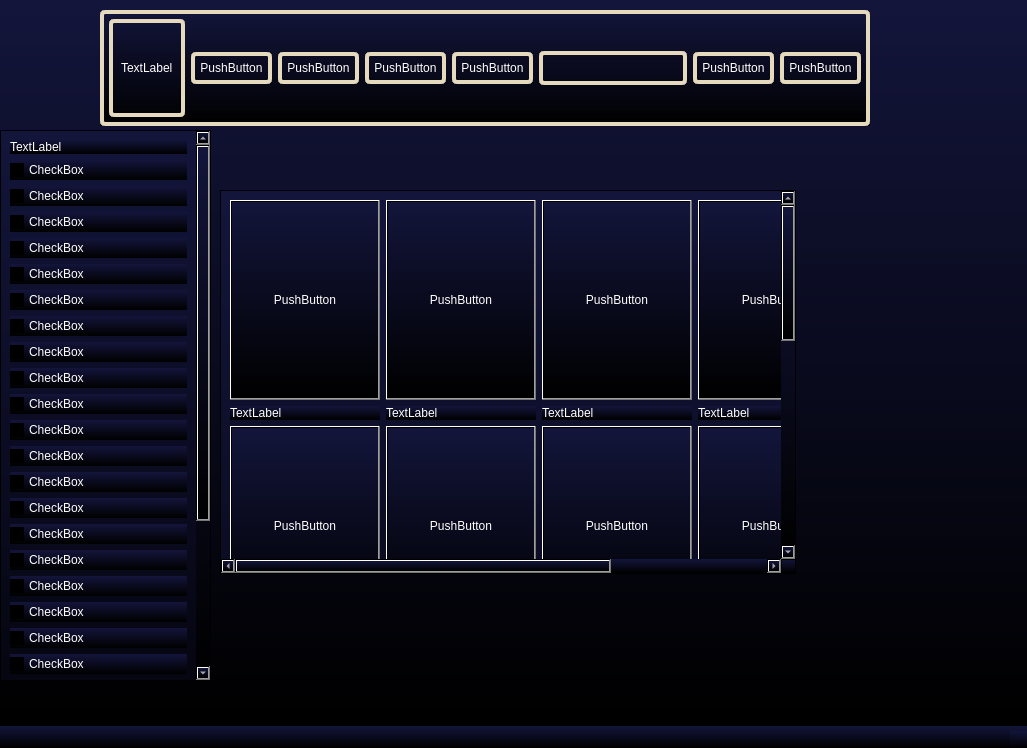
This is src/qt/searchfilm.ui in Dushnilas/recsys_project as Qt 5 draws it before an edit. The edited form follows.
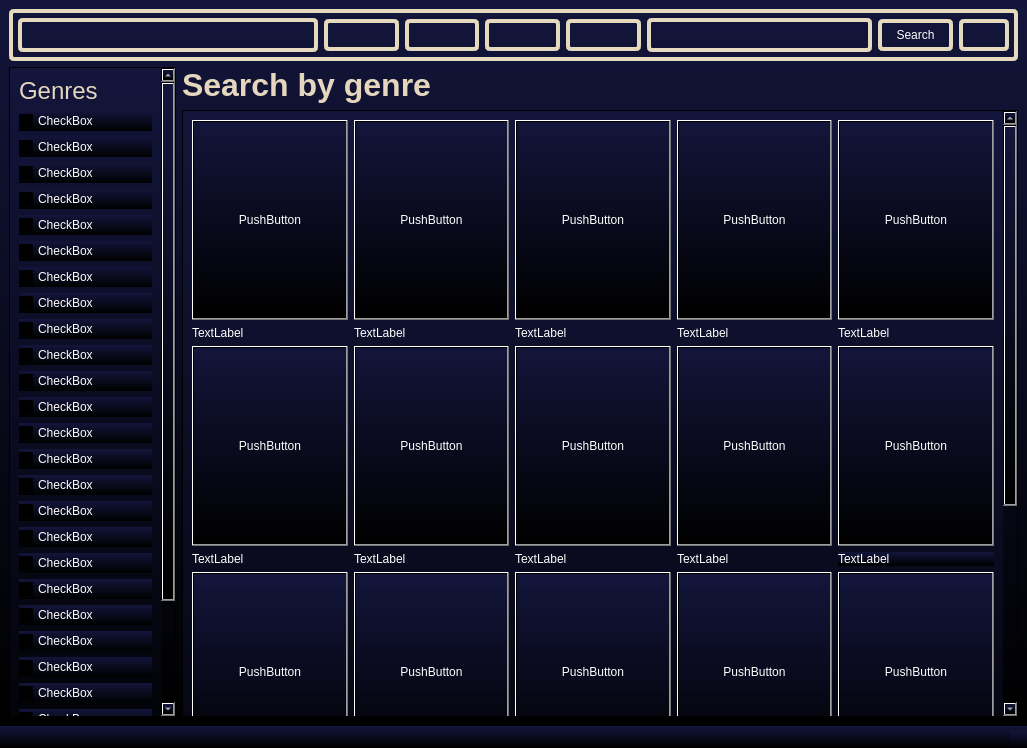
This is the edited form. Icons and pictures are not drawn.

```diff
--- a/src/qt/searchfilm.ui
+++ b/src/qt/searchfilm.ui
@@ -18,15 +18,8 @@
 color: white;</string>
   </property>
   <widget class="QWidget" name="centralwidget">
-   <widget class="QWidget" name="horizontalLayoutWidget">
-    <property name="geometry">
-     <rect>
-      <x>100</x>
-      <y>10</y>
-      <width>770</width>
-      <height>116</height>
-     </rect>
-    </property>
+   <layout class="QGridLayout" name="gridLayout_5" columnstretch="1,5">
+    <item row="0" column="0" colspan="2">
     <layout class="QHBoxLayout" name="horizontalLayout">
      <item>
       <widget class="QWidget" name="widget" native="true">
@@ -37,73 +30,84 @@
 border-radius: 5px;
 padding: 5px;</string>
        </property>
-       <layout class="QHBoxLayout" name="horizontalLayout_2">
+        <layout class="QHBoxLayout" name="horizontalLayout_2" stretch="4,1,1,1,1,3,1,0">
         <item>
          <widget class="QLabel" name="label">
+           <property name="styleSheet">
+            <string notr="true">border-image: url(:/rec/Pics/LogoRem.png);</string>
+           </property>
           <property name="text">
-           <string>TextLabel</string>
+            <string/>
           </property>
          </widget>
         </item>
         <item>
          <widget class="QPushButton" name="pushButton">
+           <property name="styleSheet">
+            <string notr="true">border-image: url(:/rec/Pics/housenormal.png);</string>
+           </property>
           <property name="text">
-           <string>PushButton</string>
+            <string/>
           </property>
          </widget>
         </item>
         <item>
          <widget class="QPushButton" name="pushButton_4">
+           <property name="styleSheet">
+            <string notr="true">border-image: url(:/rec/Pics/Films.png);</string>
+           </property>
           <property name="text">
-           <string>PushButton</string>
+            <string/>
           </property>
          </widget>
         </item>
         <item>
          <widget class="QPushButton" name="pushButton_3">
+           <property name="styleSheet">
+            <string notr="true">border-image: url(:/rec/Pics/TVShows.png);</string>
+           </property>
           <property name="text">
-           <string>PushButton</string>
+            <string/>
           </property>
          </widget>
         </item>
         <item>
          <widget class="QPushButton" name="pushButton_2">
+           <property name="styleSheet">
+            <string notr="true">border-image: url(:/rec/Pics/Kids.png);</string>
+           </property>
           <property name="text">
-           <string>PushButton</string>
+            <string/>
           </property>
          </widget>
         </item>
         <item>
          <widget class="QLineEdit" name="lineEdit"/>
         </item>
-        <item>
-         <widget class="QPushButton" name="pushButton_5">
-          <property name="text">
-           <string>PushButton</string>
-          </property>
-         </widget>
-        </item>
         <item>
          <widget class="QPushButton" name="pushButton_6">
           <property name="text">
-           <string>PushButton</string>
+            <string>Search</string>
           </property>
          </widget>
         </item>
-       </layout>
+         <item>
+          <widget class="QPushButton" name="pushButton_5">
+           <property name="styleSheet">
+            <string notr="true">border-image: url(:/rec/Pics/profile-user.png);</string>
+           </property>
+           <property name="text">
+            <string/>
+           </property>
       </widget>
      </item>
     </layout>
    </widget>
+      </item>
+     </layout>
+    </item>
+    <item row="1" column="0" rowspan="2">
    <widget class="QScrollArea" name="scrollArea">
-    <property name="geometry">
-     <rect>
-      <x>0</x>
-      <y>130</y>
-      <width>211</width>
-      <height>551</height>
-     </rect>
-    </property>
     <property name="widgetResizable">
      <bool>true</bool>
     </property>
@@ -111,9 +115,9 @@
      <property name="geometry">
       <rect>
        <x>0</x>
-       <y>-90</y>
-       <width>193</width>
-       <height>639</height>
+         <y>0</y>
+         <width>149</width>
+         <height>645</height>
       </rect>
      </property>
      <layout class="QVBoxLayout" name="verticalLayout_3" stretch="1,30">
@@ -121,8 +125,12 @@
        <layout class="QVBoxLayout" name="verticalLayout">
         <item>
          <widget class="QLabel" name="label_2">
+            <property name="styleSheet">
+             <string notr="true">background-color: rgba(255, 255, 255, 0);
+</string>
+            </property>
           <property name="text">
-           <string>TextLabel</string>
+             <string>&lt;html&gt;&lt;head/&gt;&lt;body&gt;&lt;p&gt;&lt;span style=&quot; font-size:18pt; color:#e4d7be;&quot;&gt;Genres&lt;/span&gt;&lt;/p&gt;&lt;/body&gt;&lt;/html&gt;</string>
           </property>
          </widget>
         </item>
@@ -331,15 +339,24 @@
      </layout>
     </widget>
    </widget>
+    </item>
+    <item row="1" column="1">
+     <layout class="QVBoxLayout" name="verticalLayout_6">
+      <item>
+       <widget class="QLabel" name="SBGLabel">
+        <property name="styleSheet">
+         <string notr="true">background-color: rgba(255, 255, 255, 0);
+</string>
+        </property>
+        <property name="text">
+         <string>&lt;html&gt;&lt;head/&gt;&lt;body&gt;&lt;p&gt;&lt;span style=&quot; font-size:24pt; font-weight:700; color:#e4d7be;&quot;&gt;Search by genre&lt;/span&gt;&lt;/p&gt;&lt;/body&gt;&lt;/html&gt;</string>
+        </property>
+       </widget>
+      </item>
+     </layout>
+    </item>
+    <item row="2" column="1">
    <widget class="QScrollArea" name="scrollArea_2">
-    <property name="geometry">
-     <rect>
-      <x>220</x>
-      <y>190</y>
-      <width>576</width>
-      <height>384</height>
-     </rect>
-    </property>
     <property name="widgetResizable">
      <bool>true</bool>
     </property>
@@ -348,8 +365,8 @@
       <rect>
        <x>0</x>
        <y>0</y>
-       <width>834</width>
-       <height>936</height>
+         <width>818</width>
+         <height>932</height>
       </rect>
      </property>
      <layout class="QVBoxLayout" name="verticalLayout_5">
@@ -378,6 +395,10 @@
           </item>
           <item row="2" column="4">
            <widget class="QLabel" name="label_7">
+              <property name="styleSheet">
+               <string notr="true">background-color: rgba(255, 255, 255, 0);
+</string>
+              </property>
             <property name="text">
              <string>TextLabel</string>
             </property>
@@ -385,6 +406,10 @@
           </item>
           <item row="2" column="1">
            <widget class="QLabel" name="label_4">
+              <property name="styleSheet">
+               <string notr="true">background-color: rgba(255, 255, 255, 0);
+</string>
+              </property>
             <property name="text">
              <string>TextLabel</string>
             </property>
@@ -392,6 +417,10 @@
           </item>
           <item row="2" column="3">
            <widget class="QLabel" name="label_6">
+              <property name="styleSheet">
+               <string notr="true">background-color: rgba(255, 255, 255, 0);
+</string>
+              </property>
             <property name="text">
              <string>TextLabel</string>
             </property>
@@ -399,6 +428,10 @@
           </item>
           <item row="2" column="2">
            <widget class="QLabel" name="label_5">
+              <property name="styleSheet">
+               <string notr="true">background-color: rgba(255, 255, 255, 0);
+</string>
+              </property>
             <property name="text">
              <string>TextLabel</string>
             </property>
@@ -444,6 +477,10 @@
           </item>
           <item row="2" column="0">
            <widget class="QLabel" name="label_3">
+              <property name="styleSheet">
+               <string notr="true">background-color: rgba(255, 255, 255, 0);
+</string>
+              </property>
             <property name="text">
              <string>TextLabel</string>
             </property>
@@ -588,6 +625,10 @@
           </item>
           <item row="1" column="0">
            <widget class="QLabel" name="label_18">
+              <property name="styleSheet">
+               <string notr="true">background-color: rgba(255, 255, 255, 0);
+</string>
+              </property>
             <property name="text">
              <string>TextLabel</string>
             </property>
@@ -595,6 +636,10 @@
           </item>
           <item row="1" column="1">
            <widget class="QLabel" name="label_19">
+              <property name="styleSheet">
+               <string notr="true">background-color: rgba(255, 255, 255, 0);
+</string>
+              </property>
             <property name="text">
              <string>TextLabel</string>
             </property>
@@ -602,6 +647,10 @@
           </item>
           <item row="1" column="2">
            <widget class="QLabel" name="label_20">
+              <property name="styleSheet">
+               <string notr="true">background-color: rgba(255, 255, 255, 0);
+</string>
+              </property>
             <property name="text">
              <string>TextLabel</string>
             </property>
@@ -609,6 +658,10 @@
           </item>
           <item row="1" column="3">
            <widget class="QLabel" name="label_21">
+              <property name="styleSheet">
+               <string notr="true">background-color: rgba(255, 255, 255, 0);
+</string>
+              </property>
             <property name="text">
              <string>TextLabel</string>
             </property>
@@ -616,6 +669,9 @@
           </item>
           <item row="1" column="4">
            <widget class="QLabel" name="label_22">
+              <property name="styleSheet">
+               <string notr="true">https://www.psychologytoday.com/us/blog/social-instincts/202405/3-signs-that-your-marriage-identity-is-bulletproof</string>
+              </property>
             <property name="text">
              <string>TextLabel</string>
             </property>
@@ -896,6 +952,8 @@
      </layout>
     </widget>
    </widget>
+    </item>
+   </layout>
   </widget>
   <widget class="QMenuBar" name="menubar">
    <property name="geometry">
```
Left out of the diff: 39 changed lines with no effect on the pictures. Lines whose indentation alone changed are shown as unchanged.
